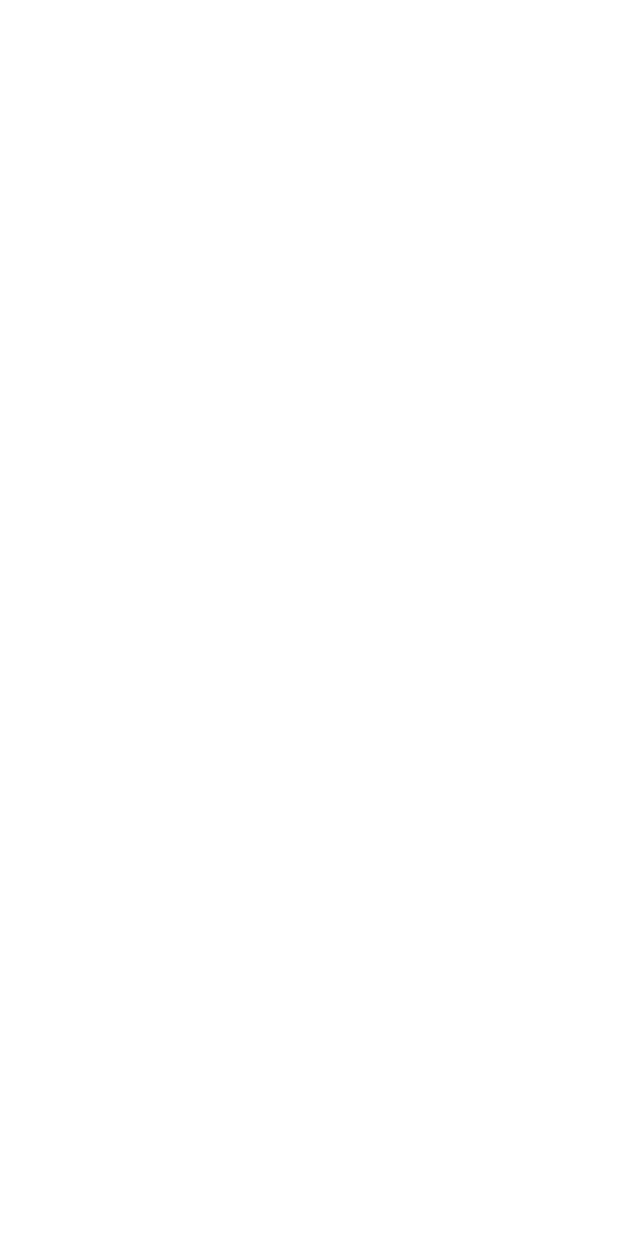
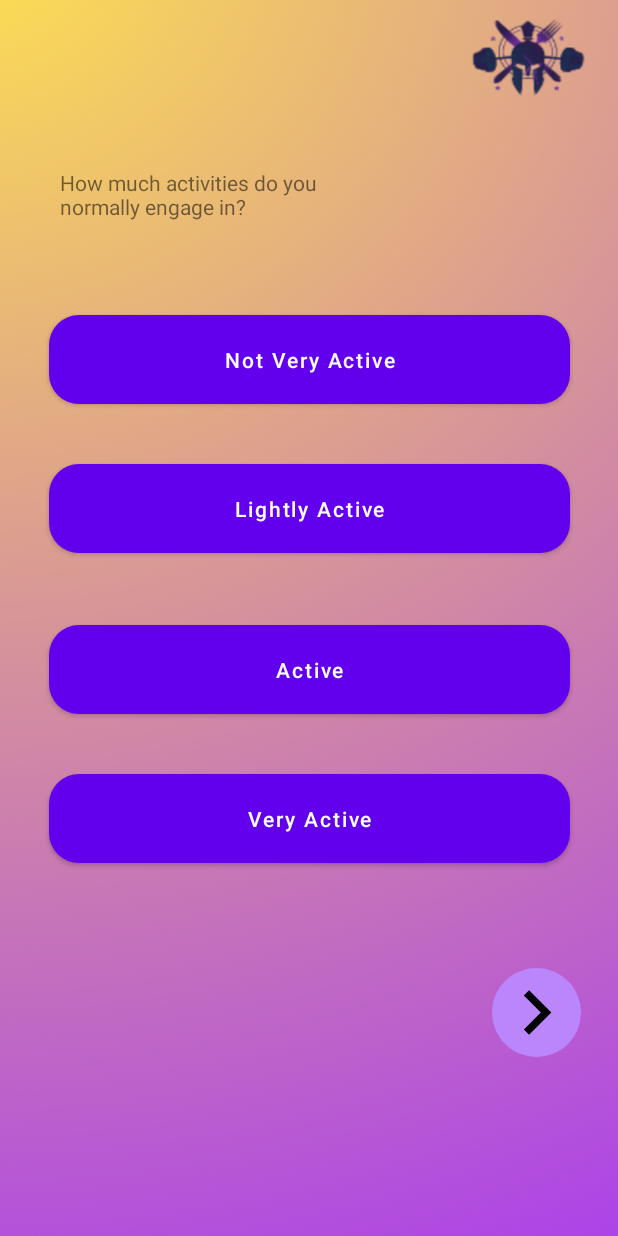
Before and after one commit to MIMIezno/abc, an Android app: the Onboarding2 screen opened directly, with no data from a screen before it, on a phone screen of 412 x 824 dp. Before the commit the screen is empty. Run offline under Robolectric (Android 15) with nearby library versions, the phone set to English and light mode, and no system bars.

Commit message:
new buttons, Onboarding 2 and 3

```diff
--- a/app/build.gradle
+++ b/app/build.gradle
@@ -35,7 +35,8 @@ dependencies {
     implementation 'androidx.appcompat:appcompat:1.6.1'
     implementation 'com.google.android.material:material:1.8.0'
     implementation 'androidx.constraintlayout:constraintlayout:2.1.4'
-    implementation 'com.google.firebase:firebase-auth:21.3.0'
+    implementation 'com.google.firebase:firebase-auth:22.0.0'
+    implementation 'com.google.firebase:firebase-auth-ktx:22.0.0'
     testImplementation 'junit:junit:4.13.2'
     androidTestImplementation 'androidx.test.ext:junit:1.1.5'
     androidTestImplementation 'androidx.test.espresso:espresso-core:3.5.1'
--- a/app/src/main/java/com/example/workeatwork/Continue.java
+++ b/app/src/main/java/com/example/workeatwork/Continue.java
@@ -4,11 +4,14 @@ import androidx.appcompat.app.AppCompatActivity;
 
 import android.os.Bundle;
 
-public class Continue extends AppCompatActivity {
+public class  Continue extends AppCompatActivity {
 
     @Override
     protected void onCreate(Bundle savedInstanceState) {
         super.onCreate(savedInstanceState);
         setContentView(R.layout.activity_continue);
+
     }
+
+
 }
--- /dev/null
+++ b/app/src/main/res/drawable/circle_btn.xml
@@ -0,0 +1,8 @@
+<?xml version="1.0" encoding="utf-8"?>
+<shape xmlns:android="http://schemas.android.com/apk/res/android" android:shape="oval">
+
+    <solid android:color="@color/purple_200">
+
+    </solid>
+
+</shape>
--- /dev/null
+++ b/app/src/main/res/drawable/custom_enter.xml
@@ -0,0 +1,6 @@
+<?xml version="1.0" encoding="utf-8"?>
+<shape android:shape="rectangle" xmlns:android="http://schemas.android.com/apk/res/android">
+
+    <solid android:color="#81408C"/>
+    <corners android:radius="10dp"/>
+</shape>
--- a/app/src/main/res/layout/activity_login.xml
+++ b/app/src/main/res/layout/activity_login.xml
@@ -48,13 +48,14 @@
         android:layout_width="349dp"
         android:layout_height="67dp"
         android:layout_marginStart="14dp"
-        android:layout_marginTop="240dp"
+        android:layout_marginTop="236dp"
         android:layout_marginEnd="15dp"
         android:background="@drawable/custom_input"
         android:drawableStart="@drawable/ic_email"
         android:hint="@string/email"
         android:paddingStart="12dp"
         app:layout_constraintEnd_toEndOf="parent"
+        app:layout_constraintHorizontal_bias="0.515"
         app:layout_constraintStart_toStartOf="parent"
         app:layout_constraintTop_toTopOf="parent" />
 
--- a/app/src/main/res/layout/activity_onboarding2.xml
+++ b/app/src/main/res/layout/activity_onboarding2.xml
@@ -4,6 +4,92 @@
     xmlns:tools="http://schemas.android.com/tools"
     android:layout_width="match_parent"
     android:layout_height="match_parent"
-    tools:context=".Onboarding2">
+    tools:context=".Onboarding2"
+    android:background="@drawable/bg1">
+
+    <TextView
+        android:id="@+id/textView6"
+        android:layout_width="178dp"
+        android:layout_height="38dp"
+        android:layout_marginStart="40dp"
+        android:layout_marginTop="112dp"
+        android:text="How much activities do you normally engage in? "
+        app:layout_constraintStart_toStartOf="parent"
+        app:layout_constraintTop_toTopOf="parent" />
+
+    <Button
+        android:id="@+id/btnNot"
+        android:layout_width="347dp"
+        android:layout_height="59dp"
+        android:layout_marginStart="146dp"
+        android:layout_marginTop="60dp"
+        android:layout_marginEnd="146dp"
+        android:background="@drawable/btn_bg"
+        android:text="Not Very Active"
+        android:textAllCaps="false"
+        app:layout_constraintEnd_toEndOf="parent"
+        app:layout_constraintStart_toStartOf="parent"
+        app:layout_constraintTop_toBottomOf="@+id/textView6" />
+
+    <Button
+        android:id="@+id/btnAct"
+        android:layout_width="347dp"
+        android:layout_height="59dp"
+        android:layout_marginStart="146dp"
+        android:layout_marginTop="48dp"
+        android:layout_marginEnd="146dp"
+        android:background="@drawable/btn_bg"
+        android:text="Active"
+        android:textAllCaps="false"
+        app:layout_constraintEnd_toEndOf="parent"
+        app:layout_constraintStart_toStartOf="parent"
+        app:layout_constraintTop_toBottomOf="@+id/btnLight" />
+
+    <Button
+        android:id="@+id/btnVery"
+        android:layout_width="347dp"
+        android:layout_height="59dp"
+        android:layout_marginStart="146dp"
+        android:layout_marginTop="40dp"
+        android:layout_marginEnd="146dp"
+        android:background="@drawable/btn_bg"
+        android:text="Very Active"
+        android:textAllCaps="false"
+        app:layout_constraintEnd_toEndOf="parent"
+        app:layout_constraintStart_toStartOf="parent"
+        app:layout_constraintTop_toBottomOf="@+id/btnAct" />
+
+    <Button
+        android:id="@+id/btnLight"
+        android:layout_width="347dp"
+        android:layout_height="59dp"
+        android:layout_marginStart="146dp"
+        android:layout_marginTop="40dp"
+        android:layout_marginEnd="146dp"
+        android:background="@drawable/btn_bg"
+        android:text="Lightly Active"
+        android:textAllCaps="false"
+        app:layout_constraintEnd_toEndOf="parent"
+        app:layout_constraintStart_toStartOf="parent"
+        app:layout_constraintTop_toBottomOf="@+id/btnNot" />
+
+    <LinearLayout
+        android:layout_width="59dp"
+        android:layout_height="59dp"
+        android:layout_marginStart="328dp"
+        android:layout_marginTop="70dp"
+        android:background="@drawable/circle_btn"
+        android:orientation="vertical"
+        app:layout_constraintStart_toStartOf="parent"
+        app:layout_constraintTop_toBottomOf="@+id/btnVery">
+
+        <ImageView
+            android:layout_width="match_parent"
+            android:layout_height="match_parent"
+            android:src="@drawable/ic_next" />
+
+
+    </LinearLayout>
+
 
 </androidx.constraintlayout.widget.ConstraintLayout>
--- a/app/src/main/res/values/strings.xml
+++ b/app/src/main/res/values/strings.xml
@@ -4,4 +4,5 @@
     <string name="email">Email</string>
     <string name="password">Password</string>
     <string name="or">or</string>
+    <string name="age">Age</string>
 </resources>
```
Also changed, not shown: app/src/main/res/layout/activity_continue.xml (+27 -16 lines), app/src/main/res/layout/activity_onboarding3.xml (+41 -1 lines).
